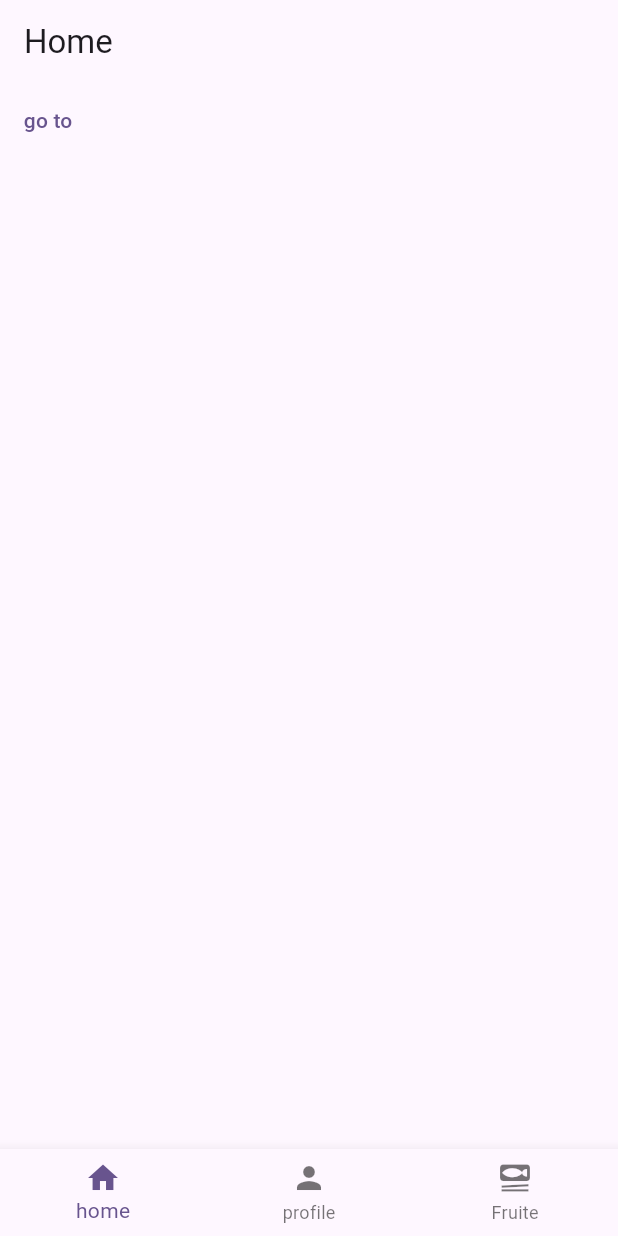
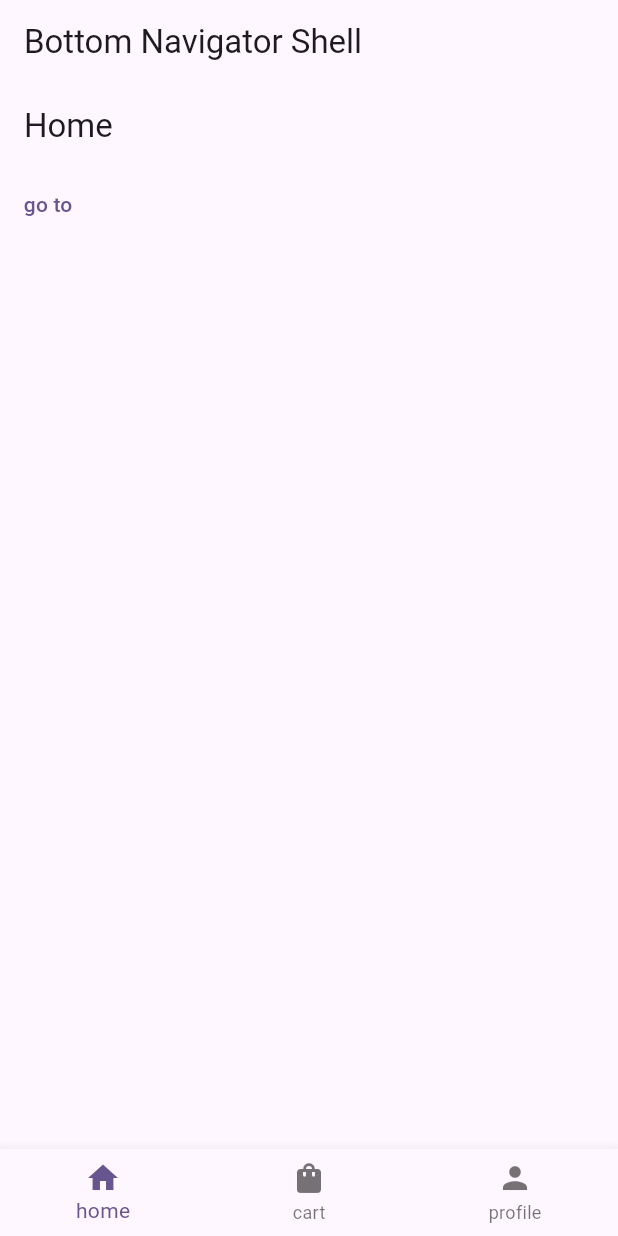
Before and after one commit to tarikbinaziz/flutter_go_router, a Flutter app: the screen it shows after launch, on a phone screen of 412 x 824 dp. Run offline on Flutter 3.47's test engine with Material 3 defaults, Android fonts, the phone set to English and light mode, and no system bars; our stand-ins replace go_router.

Commit message:
doing go

```diff
--- a/lib/main.dart
+++ b/lib/main.dart
@@ -1,7 +1,8 @@
 import 'package:flutter/material.dart';
-import 'package:flutter_goroute/route/go_route_practise.dart';
+import 'package:flutter_goroute/route/doc/go_route.dart';
 
 void main() {
+  CustomNavigationHelper.instance; // Initializing our navigation helper
   runApp(const MyApp());
 }
 
@@ -12,13 +13,12 @@ class MyApp extends StatelessWidget {
   @override
   Widget build(BuildContext context) {
     return MaterialApp.router(
-      routerConfig: router,
+      routerConfig: CustomNavigationHelper.router,
       title: 'Flutter Goroute',
       theme: ThemeData(
         colorScheme: ColorScheme.fromSeed(seedColor: Colors.deepPurple),
         useMaterial3: true,
       ),
-
     );
   }
 }
--- /dev/null
+++ b/lib/route/doc/bottom_nav.dart
@@ -0,0 +1,54 @@
+import 'package:flutter/material.dart';
+import 'package:go_router/go_router.dart';
+
+class BottomNavigationPage extends StatefulWidget {
+  const BottomNavigationPage({
+    super.key,
+    required this.navigationShell,
+  });
+
+  final StatefulNavigationShell navigationShell;
+
+  @override
+  State<BottomNavigationPage> createState() => _BottomNavigationPageState();
+}
+
+class _BottomNavigationPageState extends State<BottomNavigationPage> {
+  void _onTap(index) {
+    widget.navigationShell.goBranch(
+      index,
+      initialLocation: index == widget.navigationShell.currentIndex,
+    );
+  }
+
+  @override
+  Widget build(BuildContext context) {
+    return Scaffold(
+      appBar: AppBar(
+        title: const Text('Bottom Navigator Shell'),
+      ),
+      body: SafeArea(
+        child: widget.navigationShell,
+      ),
+      bottomNavigationBar: BottomNavigationBar(
+        type: BottomNavigationBarType.fixed,
+        currentIndex: widget.navigationShell.currentIndex,
+        onTap: _onTap,
+        items: const [
+          BottomNavigationBarItem(
+            icon: Icon(Icons.home),
+            label: 'home',
+          ),
+          BottomNavigationBarItem(
+            icon: Icon(Icons.shopping_bag),
+            label: 'cart',
+          ),
+          BottomNavigationBarItem(
+            icon: Icon(Icons.person),
+            label: 'profile',
+          ),
+        ],
+      ),
+    );
+  }
+}
--- /dev/null
+++ b/lib/route/doc/go_route.dart
@@ -0,0 +1,162 @@
+import 'package:flutter/material.dart';
+import 'package:flutter_goroute/route/doc/bottom_nav.dart';
+import 'package:flutter_goroute/screens/cart_screen.dart';
+import 'package:flutter_goroute/screens/home_details.dart';
+import 'package:flutter_goroute/screens/home_screen.dart';
+import 'package:flutter_goroute/screens/profile_screen.dart';
+import 'package:flutter_goroute/screens/search.dart';
+import 'package:flutter_goroute/screens/signinpage.dart';
+import 'package:go_router/go_router.dart';
+
+class AppRoute {
+  static const String splash = '/';
+  static const String home = '/home';
+  static const String homeDetails = '/homeDetails';
+  static const String cart = '/cart';
+  static const String profile = '/profile';
+  static const String signIn = '/signIn';
+  static const String search = '/search';
+  static const String bottomNav = '/bottomNav';
+}
+
+class CustomNavigationHelper {
+  static final CustomNavigationHelper _instance =
+      CustomNavigationHelper._internal();
+  static CustomNavigationHelper get instance => _instance;
+  factory CustomNavigationHelper() => _instance;
+
+  static late final GoRouter router;
+
+  static final GlobalKey<NavigatorState> parentNavigatorKey =
+      GlobalKey<NavigatorState>();
+  static final GlobalKey<NavigatorState> homeTabNavigatorKey =
+      GlobalKey<NavigatorState>();
+  static final GlobalKey<NavigatorState> searchTabNavigatorKey =
+      GlobalKey<NavigatorState>();
+  static final GlobalKey<NavigatorState> settingsTabNavigatorKey =
+      GlobalKey<NavigatorState>();
+
+  BuildContext get context =>
+      router.routerDelegate.navigatorKey.currentContext!;
+
+  GoRouterDelegate get routerDelegate => router.routerDelegate;
+
+  GoRouteInformationParser get routeInformationParser =>
+      router.routeInformationParser;
+
+  CustomNavigationHelper._internal() {
+    final routes = [
+      StatefulShellRoute.indexedStack(
+        parentNavigatorKey: parentNavigatorKey,
+        branches: [
+          StatefulShellBranch(
+            navigatorKey: homeTabNavigatorKey,
+            routes: [
+              GoRoute(
+                  path: AppRoute.home,
+                  pageBuilder: (context, GoRouterState state) {
+                    return getPage(
+                      child: const HomeScreen(),
+                      state: state,
+                    );
+                  },
+                  routes: [
+                    GoRoute(
+                      path: AppRoute.homeDetails,
+                      pageBuilder: (context, state) {
+                        return getPage(
+                          child: const HomeDetailsScreen(),
+                          state: state,
+                        );
+                      },
+                    ),
+                  ]),
+            ],
+          ),
+          StatefulShellBranch(
+            navigatorKey: searchTabNavigatorKey,
+            routes: [
+              GoRoute(
+                path: AppRoute.cart,
+                pageBuilder: (context, state) {
+                  return getPage(
+                    child: CartScreen(),
+                    state: state,
+                  );
+                },
+              ),
+            ],
+          ),
+          StatefulShellBranch(
+            navigatorKey: settingsTabNavigatorKey,
+            routes: [
+              GoRoute(
+                path: AppRoute.profile,
+                pageBuilder: (context, state) {
+                  return getPage(
+                    child: ProfileScreen(),
+                    state: state,
+                  );
+                },
+              ),
+            ],
+          ),
+        ],
+        pageBuilder: (
+          BuildContext context,
+          GoRouterState state,
+          StatefulNavigationShell navigationShell,
+        ) {
+          return getPage(
+            child: BottomNavigationPage(
+              navigationShell: navigationShell,
+            ),
+            state: state,
+          );
+        },
+      ),
+      GoRoute(
+        parentNavigatorKey: parentNavigatorKey,
+        path: AppRoute.homeDetails,
+        pageBuilder: (context, state) {
+          return getPage(
+            child: const HomeDetailsScreen(),
+            state: state,
+          );
+        },
+      ),
+      GoRoute(
+          path: AppRoute.signIn,
+          pageBuilder: (context, state) {
+            return getPage(
+              child: const SignInPage(),
+              state: state,
+            );
+          }),
+      GoRoute(
+          path: AppRoute.search,
+          pageBuilder: (context, state) {
+            return getPage(
+              child: const SearchPage(),
+              state: state,
+            );
+          }),
+    ];
+
+    router = GoRouter(
+      routes: routes,
+      navigatorKey: parentNavigatorKey,
+      initialLocation: AppRoute.home,
+    );
+  }
+
+  static Page getPage({
+    required Widget child,
+    required GoRouterState state,
+  }) {
+    return MaterialPage(
+      key: state.pageKey,
+      child: child,
+    );
+  }
+}
--- a/lib/route/go_route_practise.dart
+++ b/lib/route/go_route_practise.dart
@@ -1,7 +1,7 @@
 import 'package:flutter/material.dart';
 import 'package:flutter_goroute/route/scaffold_nav.dart';
 import 'package:flutter_goroute/screens/fruite_screen.dart';
-import 'package:flutter_goroute/screens/home_screen%20copy.dart';
+import 'package:flutter_goroute/screens/home_details.dart';
 import 'package:flutter_goroute/screens/home_screen.dart';
 import 'package:flutter_goroute/screens/profile_screen.dart';
 import 'package:flutter_goroute/screens/splash_screen.dart';
--- a/lib/screens/home_screen.dart
+++ b/lib/screens/home_screen.dart
@@ -1,4 +1,5 @@
 import 'package:flutter/material.dart';
+import 'package:flutter_goroute/route/doc/go_route.dart';
 import 'package:go_router/go_router.dart';
 
 class HomeScreen extends StatefulWidget {
@@ -18,8 +19,11 @@ class _HomeScreenState extends State<HomeScreen> {
       body: TextButton(
           onPressed: () {
             context.go(
-              "/homedetails",
+              AppRoute.homeDetails,
             );
+            // context.push(
+            //   AppRoute.homeDetails,
+            // );
           },
           child: const Text("go to")),
     );
```
Also changed, not shown: lib/screens/cart_screen.dart (added, +40 -0 lines), lib/screens/home_details.dart (renamed from lib/screens/home_screen copy.dart, +1 -8 lines), lib/screens/search.dart (added, +53 -0 lines), lib/screens/signinpage.dart (added, +66 -0 lines), pubspec.lock, 1 other file.
